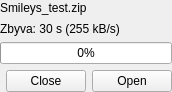
Old version of the form widgets/events/ftwidget.ui in the repository xmpp-graveyard/jabbim.
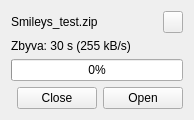
New version of the form.

The edit to the form file:
```diff
--- a/widgets/events/ftwidget.ui
+++ b/widgets/events/ftwidget.ui
@@ -5,17 +5,14 @@
    <rect>
     <x>0</x>
     <y>0</y>
-    <width>162</width>
-    <height>92</height>
+    <width>168</width>
+    <height>114</height>
    </rect>
   </property>
   <property name="windowTitle" >
    <string>Form</string>
   </property>
   <layout class="QGridLayout" name="gridLayout" >
-   <property name="margin" >
-    <number>0</number>
-   </property>
    <item row="0" column="0" colspan="3" >
     <widget class="QLabel" name="filename" >
      <property name="text" >
@@ -23,7 +20,20 @@
      </property>
     </widget>
    </item>
-   <item row="1" column="0" colspan="3" >
+   <item row="0" column="3" >
+    <widget class="QPushButton" name="closeButton" >
+     <property name="maximumSize" >
+      <size>
+       <width>20</width>
+       <height>16777215</height>
+      </size>
+     </property>
+     <property name="text" >
+      <string/>
+     </property>
+    </widget>
+   </item>
+   <item row="1" column="0" colspan="4" >
     <widget class="QLabel" name="transferInfo" >
      <property name="text" >
       <string>Zbyva: 30 s (255 kB/s)</string>
@@ -33,27 +43,13 @@
      </property>
     </widget>
    </item>
-   <item row="2" column="0" colspan="3" >
+   <item row="2" column="0" colspan="4" >
     <widget class="QProgressBar" name="progressBar" >
      <property name="value" >
       <number>0</number>
      </property>
     </widget>
    </item>
-   <item row="3" column="1" >
-    <widget class="QPushButton" name="reject" >
-     <property name="text" >
-      <string>Close</string>
-     </property>
-    </widget>
-   </item>
-   <item row="3" column="2" >
-    <widget class="QPushButton" name="accept" >
-     <property name="text" >
-      <string>Open</string>
-     </property>
-    </widget>
-   </item>
    <item row="3" column="0" >
     <spacer name="horizontalSpacer" >
      <property name="orientation" >
@@ -67,6 +63,20 @@
      </property>
     </spacer>
    </item>
+   <item row="3" column="1" >
+    <widget class="QPushButton" name="reject" >
+     <property name="text" >
+      <string>Close</string>
+     </property>
+    </widget>
+   </item>
+   <item row="3" column="2" colspan="2" >
+    <widget class="QPushButton" name="accept" >
+     <property name="text" >
+      <string>Open</string>
+     </property>
+    </widget>
+   </item>
   </layout>
  </widget>
  <resources/>
```
